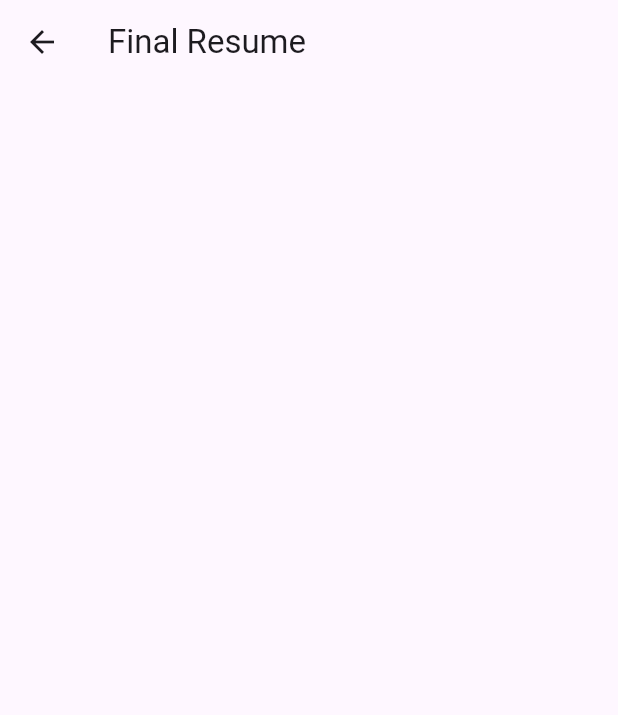
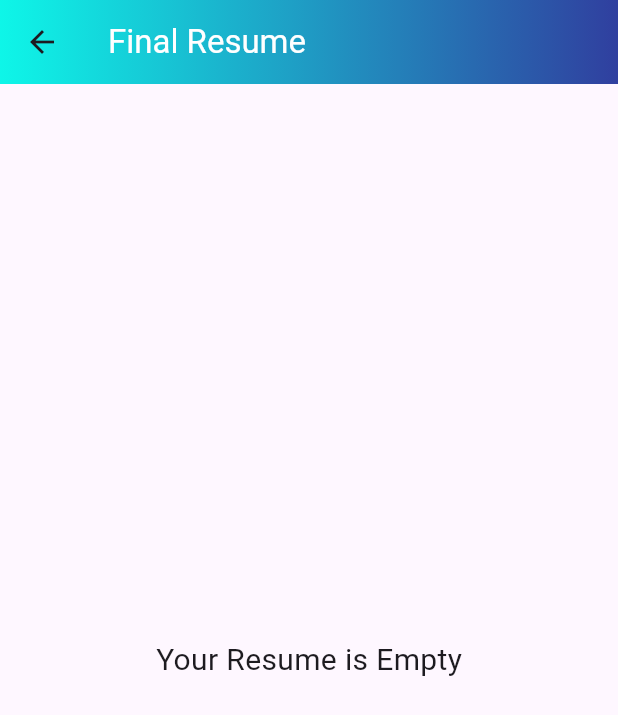
Before and after one commit to MaithriNaresh/Resume_Builder_App, a Flutter app: the screen it shows after launch, after a tap on "View Resume", on a phone screen of 412 x 824 dp. Shown: the top 715 px of the screen. Run offline on Flutter 3.47's test engine with Material 3 defaults, Android fonts, the phone set to English and light mode, and no system bars.

Commit message:
first commit

```diff
--- a/lib/final_resume.dart
+++ b/lib/final_resume.dart
@@ -1,4 +1,5 @@
 import 'package:flutter/material.dart';
+import 'package:resume_creator_project/ui_builder.dart';
 
 import 'main.dart';
 
@@ -10,8 +11,8 @@ class FinalResume extends StatelessWidget {
   Widget build(BuildContext context) {
     ResumeBuilderScreen? resumeBuilderScreen;
     return  Scaffold(
-      appBar: AppBar(title: Text("Final Resume"),),
-      body:SingleChildScrollView(
+      appBar:UiBuilder.buildAppBar("Final Resume"),
+      body:  resumeItem.isNotEmpty ?  SingleChildScrollView(
         child: ListBody(
           children: resumeItem
               .map((item) => Container(
@@ -29,7 +30,8 @@ class FinalResume extends StatelessWidget {
           ))
               .toList(),
         ),
-      ),
+      ) :
+          const Center(child: Text("Your Resume is Empty",style: TextStyle(fontSize: 20),),)
     );
   }
 }
--- a/lib/main.dart
+++ b/lib/main.dart
@@ -1,5 +1,8 @@
+import 'package:flutter/cupertino.dart';
 import 'package:flutter/material.dart';
+import 'package:flutter/widgets.dart';
 import 'package:resume_creator_project/final_resume.dart';
+import 'package:resume_creator_project/ui_builder.dart';
 
 void main() {
   runApp(ResumeBuilderApp());
@@ -9,6 +12,7 @@ class ResumeBuilderApp extends StatelessWidget {
   @override
   Widget build(BuildContext context) {
     return MaterialApp(
+      debugShowCheckedModeBanner: false,
       title: 'Resume Builder',
       theme: ThemeData(
         primarySwatch: Colors.blue,
@@ -34,7 +38,6 @@ class _ResumeBuilderScreenState extends State<ResumeBuilderScreen> {
     if (newItem.isNotEmpty) {
       setState(() {
         _resumeItems.add("$hedlineItem : $newItem");
-
       });
       _textFieldController.clear();
       _headlineController.clear();
@@ -51,11 +54,9 @@ class _ResumeBuilderScreenState extends State<ResumeBuilderScreen> {
         }
       });
       _textFieldController.clear();
-      _headlineController.clear();// Clear the text field controller
+      _headlineController.clear(); // Clear the text field controller
     }
   }
-
-
 
   void _deleteResumeItem(int index) {
     setState(() {
@@ -63,101 +64,58 @@ class _ResumeBuilderScreenState extends State<ResumeBuilderScreen> {
     });
   }
 
-  void _viewResume(BuildContext context) {
-    if (_resumeItems.isNotEmpty) {
-      showDialog(
-        context: context,
-        builder: (BuildContext context) {
-          return AlertDialog(
-            title: Text('Your Resume'),
-            content: SingleChildScrollView(
-              child: ListBody(
-                children: _resumeItems
-                    .map((item) => Text(item))
-                    .toList(),
-              ),
-            ),
-            actions: <Widget>[
-              TextButton(
-                child: Text('Close'),
-                onPressed: () {
-                  Navigator.of(context).pop();
-                },
-              ),
-            ],
-          );
-        },
-      );
-    } else {
-      showDialog(
-        context: context,
-        builder: (BuildContext context) {
-          return AlertDialog(
-            title: Text('Empty Resume'),
-            content: Text('Your resume is empty!'),
-            actions: <Widget>[
-              TextButton(
-                child: Text('Close'),
-                onPressed: () {
-                  Navigator.of(context).pop();
-                },
-              ),
-            ],
-          );
-        },
-      );
-    }
-  }
-
   @override
   Widget build(BuildContext context) {
     return Scaffold(
-      appBar: AppBar(
-        title: Text('Resume Builder'),
-      ),
+      appBar: UiBuilder.buildAppBar("Resume Builder"),
       body: Column(
         crossAxisAlignment: CrossAxisAlignment.start,
         children: <Widget>[
+          customContainer(_headlineController, 'Enter headLine'),
+         customContainer(_textFieldController, 'EnterResumeItem'),
           Padding(
-            padding: EdgeInsets.all(8.0),
-            child: TextField(
-              controller: _headlineController,
-              decoration: InputDecoration(
-                labelText: 'Enter headline',
-              ),
-            ),
-          ),
-          Padding(
-            padding: EdgeInsets.all(8.0),
-            child: TextField(
-              controller: _textFieldController,
-              decoration: InputDecoration(
-                labelText: 'Enter resume item',
-              ),
-            ),
-          ),
-          Row(
+            padding: const EdgeInsets.all(20),
+            child: Row(
               mainAxisAlignment: MainAxisAlignment.spaceEvenly,
               children: <Widget>[
-              ElevatedButton(
-                onPressed: _addResumeItem,
-                child: Text('Add'),
+                Expanded(
+                  child:
+                      UiBuilder.customButton((){
+                        if(_headlineController.text.isNotEmpty && _textFieldController.text.isNotEmpty ){
+                          print("Add Item");
+                          _addResumeItem();
+
+                        }else{
+                          UiBuilder.customAlertBox(context, "Fill The Required Fields");
+                        }
+
+                      }, 'Add', Icons.add),
                 ),
-              ElevatedButton(
-                onPressed: () {
-                  Navigator.push(context, MaterialPageRoute(builder: (context)=> FinalResume(resumeItem: _resumeItems)));
-                },
-                child: Text('View Resume'),
+                SizedBox(
+                  width: 20,
+                ),
+                Expanded(
+                  child: UiBuilder.customButton(() {
+                    Navigator.push(
+                        context,
+                        MaterialPageRoute(
+                            builder: (context) =>
+                                FinalResume(resumeItem: _resumeItems)));
+                  }, 'View Resume', Icons.visibility),
                 ),
               ],
+            ),
           ),
           Expanded(
             child: ReorderableListView(
               children: _resumeItems
                   .map((item) => ListTile(
                         key: ValueKey(item),
-                title: Text(item.split(': ')[0]), // Show only the resume item text
-                subtitle: item.contains(': ') ? Text(item.split(': ')[1]) : null,
+                        title: Text(item.split(': ')[0]),
+                        // Show only the resume item text
+                        subtitle: item.contains(': ')
+                            ? Text(item.split(': ')[1])
+                            : null,
                         // leading: Icon(Icons.drag_handle),
                         onTap: () {
                           showDialog(
@@ -169,15 +127,17 @@ class _ResumeBuilderScreenState extends State<ResumeBuilderScreen> {
                                   mainAxisSize: MainAxisSize.min,
                                   children: [
                                     TextField(
-                              decoration: InputDecoration(labelText: "headline"),
+                                      decoration: const InputDecoration(
+                                          labelText: "headline"),
                                       controller: _headlineController,
                                     ),
                                     TextField(
-                            decoration: InputDecoration(labelText: "resumeItem"),
+                                      decoration: const InputDecoration(
+                                          labelText: "resumeItem"),
                                       controller: _textFieldController,
                                     ),
-
-                        ],),
+                                  ],
+                                ),
                                 actions: <Widget>[
                                   TextButton(
                                     child: Text('Cancel'),
@@ -188,11 +148,20 @@ class _ResumeBuilderScreenState extends State<ResumeBuilderScreen> {
                                   TextButton(
                                     child: Text('Update'),
                                     onPressed: () {
-                              String newText = _textFieldController.text.trim();
-                              String newHeadline = _headlineController.text.trim();
-                              if (newText.isNotEmpty || newHeadline.isNotEmpty) {
-                                String updatedItem = newHeadline.isNotEmpty ? "$newText: $newHeadline" : newText;
-                                _updateResumeItem(_resumeItems.indexOf(item),newText,newHeadline);
+                                      String newText =
+                                          _textFieldController.text.trim();
+                                      String newHeadline =
+                                          _headlineController.text.trim();
+                                      if (newText.isNotEmpty ||
+                                          newHeadline.isNotEmpty) {
+                                        String updatedItem =
+                                            newHeadline.isNotEmpty
+                                                ? "$newText: $newHeadline"
+                                                : newText;
+                                        _updateResumeItem(
+                                            _resumeItems.indexOf(item),
+                                            newText,
+                                            newHeadline);
                                       }
 
                                       Navigator.of(context).pop();
@@ -226,4 +195,24 @@ class _ResumeBuilderScreenState extends State<ResumeBuilderScreen> {
       ),
     );
   }
+
+  customContainer(TextEditingController controller, String title) {
+    return Container(
+      padding: EdgeInsets.symmetric(horizontal: 10),
+      margin: EdgeInsets.all(10),
+      decoration:
+          BoxDecoration(
+              color: Colors.white,
+              borderRadius: BorderRadius.circular(5), boxShadow: [
+        BoxShadow(blurRadius: 2, spreadRadius: 2, color: Colors.grey.shade100)
+      ]),
+      child: TextField(
+        controller: controller,
+        decoration:  InputDecoration(
+          border: InputBorder.none,
+          labelText: title,
+        ),
+      ),
+    );
   }
+}
--- /dev/null
+++ b/lib/ui_builder.dart
@@ -0,0 +1,80 @@
+import 'package:flutter/material.dart';
+
+class UiBuilder {
+
+  static const Color primaryWhite = Colors.white;
+
+  static LinearGradient color() {
+    return LinearGradient(
+      begin: Alignment.centerLeft,
+      end: Alignment.centerRight,
+      colors: [
+        const Color(0xff0ef6e8),
+        Colors.indigo.shade700,
+      ],
+    );
+  }
+
+  static InkWell customButton(Function()? callBack, String title,
+      IconData icon) {
+    return InkWell(
+      onTap: callBack,
+      child: Container(
+        // margin: const EdgeInsets.all(20),
+          padding: const EdgeInsets.symmetric(vertical: 10),
+          decoration: BoxDecoration(
+              borderRadius: BorderRadius.circular(10),
+              color: const Color(0Xff0868c2)
+          ),
+          child: Row(
+            mainAxisAlignment: MainAxisAlignment.center,
+            children: [
+              Padding(padding: const EdgeInsets.only(right: 10),
+                child: Icon(icon, color: Colors.white,),
+              ),
+              Text(title, style: const TextStyle(color: Colors.white,
+                  fontWeight: FontWeight.bold,
+                  fontSize: 18),)
+            ],)
+      ),
+    );
+  }
+
+  static Text headingText(String title) {
+    return Text(
+      title, style: const TextStyle(fontSize: 18, fontWeight: FontWeight.w600),);
+  }
+
+  static Text contentText(String title) {
+    return Text(title, style: const TextStyle(fontSize: 15,));
+  }
+
+  static customAlertBox(BuildContext context, String title) {
+    return showDialog(context: context, builder: (_) {
+      return AlertDialog(
+        shape:  RoundedRectangleBorder(borderRadius: BorderRadius.circular(10)),
+        content: Text(title),
+      );
+    });
+  }
+
+  static buildLine() {
+    return Container(
+      color: Colors.black,
+      height: 1,
+      width: double.infinity,
+      // margin: const EdgeInsets.symmetric(horizontal: 15),
+    );
+  }
+  static  spacer(double size) {
+    return SizedBox(
+      height: size,
+    );
+  }
+  static AppBar buildAppBar(String title, ){
+      return AppBar(
+        flexibleSpace: Container(decoration: BoxDecoration(gradient: UiBuilder.color()),),
+        title: Text(title,style:  const TextStyle(color: Colors.white),),
+      );
+  }
+}
```
Lines whose indentation alone changed are shown as unchanged.
